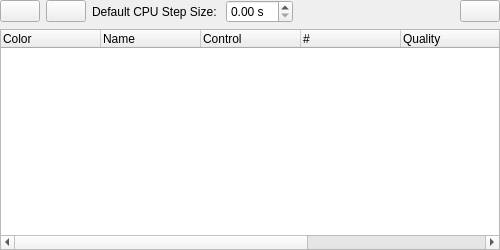
Above: cedar/processing/gui/SimulationControl.ui from cedar/cedar before the change. Below: the same form after it.
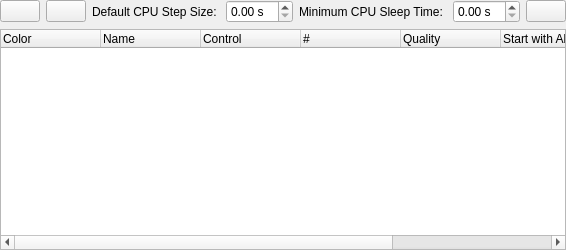
That is the form after the change. Icons and pictures are not drawn. Custom widgets are drawn as their Qt base class.

```diff
--- a/cedar/processing/gui/SimulationControl.ui
+++ b/cedar/processing/gui/SimulationControl.ui
@@ -55,6 +55,26 @@
        </property>
       </widget>
      </item>
+     <item>
+      <widget class="QLabel" name="mpSpinBoxLabel2">
+       <property name="text">
+        <string>Minimum CPU Sleep Time: </string>
+       </property>
+       <property name="toolTip">
+        <string>Enforces the simulation to take at least this time for one euler step. Increase this value, if your simulation  runs too fast to be properly observed. Reduce it to zero to simulate as fast as possible.</string>
+       </property>
+      </widget>
+     </item>
+     <item>
+      <widget class="QDoubleSpinBox" name="mpMinimumSleepSpinBox">
+       <property name="suffix">
+        <string> s</string>
+       </property>
+       <property name="toolTip">
+        <string>Enforces the simulation to take at least this time for one euler step. Increase this value, if your simulation  runs too fast to be properly observed. Reduce it to zero to simulate as fast as possible.</string>
+       </property>
+      </widget>
+     </item>
      <item>
       <spacer name="horizontalSpacer_1">
        <property name="orientation">
```
